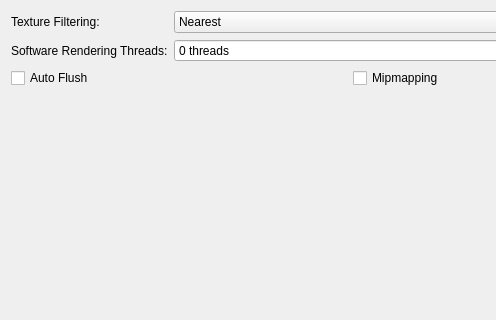
Above: pcsx2-qt/Settings/GraphicsSoftwareRenderingSettingsTab.ui from PCSX2/pcsx2 before the change; both pictures show x 0 to 496 and y 0 to 320 of the 700 by 500 pixel window. Below: the same form after it.
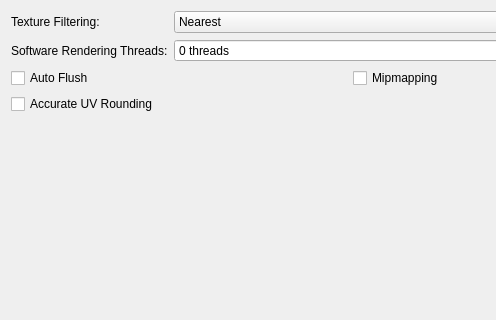
That is the form after the change.

Commit message: GS: Accurate UV rounding for axis-aligned prims.

Patch:
```diff
--- a/pcsx2-qt/Settings/GraphicsSoftwareRenderingSettingsTab.ui
+++ b/pcsx2-qt/Settings/GraphicsSoftwareRenderingSettingsTab.ui
@@ -50,6 +50,13 @@
        </property>
       </widget>
      </item>
+     <item row="1" column="0">
+      <widget class="QCheckBox" name="accurateUVRounding">
+       <property name="text">
+        <string>Accurate UV Rounding</string>
+       </property>
+      </widget>
+     </item>
     </layout>
    </item>
    <item row="0" column="1">
```
Left out of the diff: 1 changed line with no effect on the pictures. The commit also changes 34 other files.
